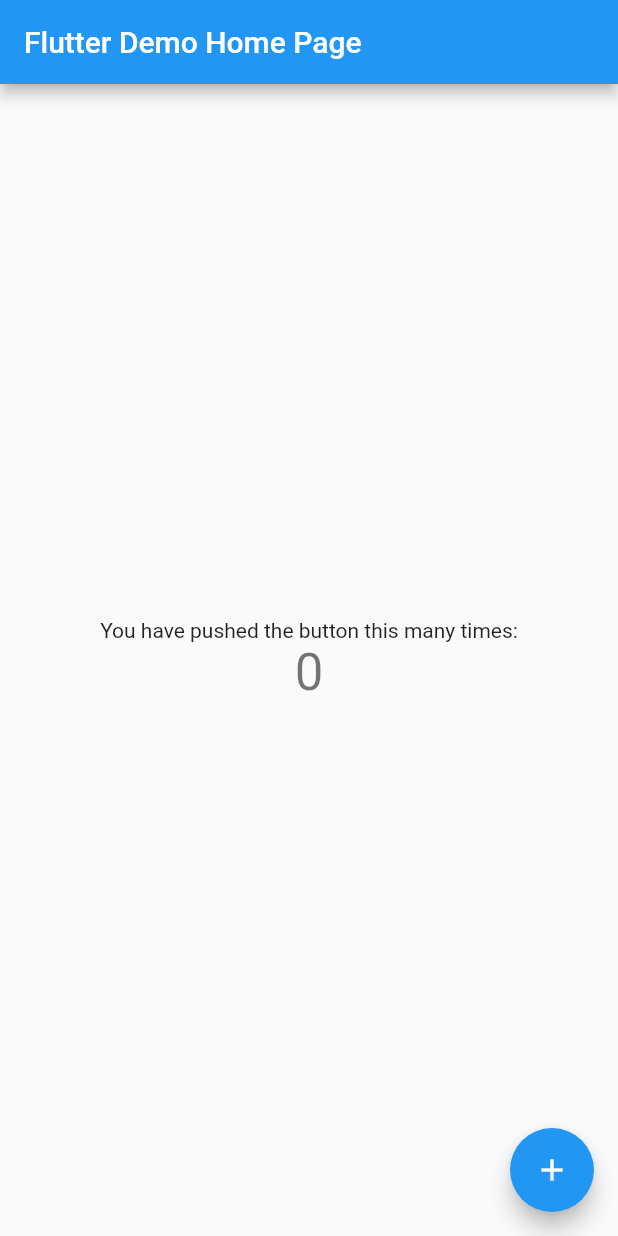
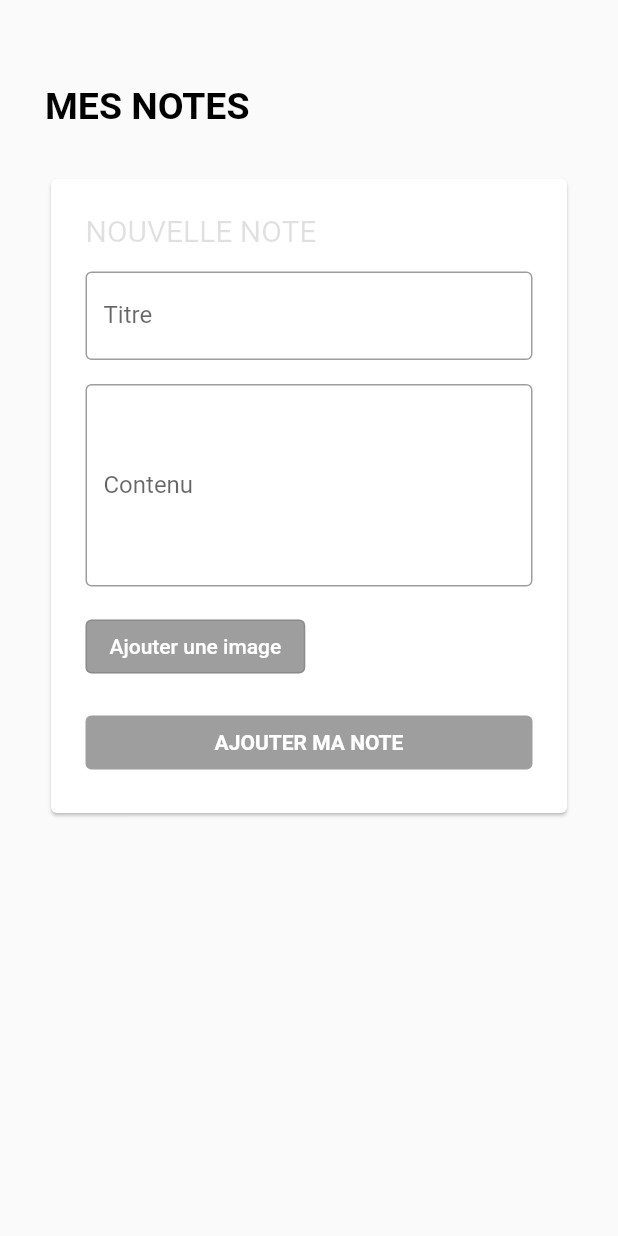
Before and after one commit to AlexisMrcx/tp_final, a Flutter app: the screen it shows after launch, on a phone screen of 412 x 824 dp. Run offline on Flutter 3.47's test engine with Material 2 defaults, Android fonts, the phone set to English and light mode, and no system bars.

Commit message:
Création formulaire nouvelle note sur la page Home

```diff
--- /dev/null
+++ b/lib/app/screens/home/home_screen.dart
@@ -0,0 +1,34 @@
+import 'package:flutter/material.dart';
+import 'package:tp_final/app/screens/home/widgets/home_form.dart';
+
+class HomeScreen extends StatefulWidget {
+ HomeScreen({Key? key}) : super(key: key);
+
+  @override
+   _HomeScreenState createState() =>  _HomeScreenState();
+}
+
+class _HomeScreenState extends State <HomeScreen> {
+  @override
+  Widget build(BuildContext context) {
+    return Scaffold(
+      appBar: AppBar(
+        elevation: 0,
+        backgroundColor: Colors.transparent,),
+      body: Column(
+        crossAxisAlignment: CrossAxisAlignment.start,
+        children: [
+          Padding(
+            padding: const EdgeInsets.only(left: 30),
+            child: Text(
+              "MES NOTES",
+              style: TextStyle(color: Colors.black, fontWeight: FontWeight.bold, fontSize: 25),
+              ),
+          ),
+          HomeForm(),
+        ]
+      )
+
+    );
+  }
+}
--- /dev/null
+++ b/lib/app/screens/home/widgets/home_form.dart
@@ -0,0 +1,94 @@
+import 'package:flutter/material.dart';
+
+class HomeForm extends StatefulWidget {
+  @override
+  _HomeFormState createState() => _HomeFormState();
+}
+
+class _HomeFormState extends State<HomeForm> {
+  @override
+  Widget build(BuildContext context) {
+    return Container(
+       child: Container(
+         child: Padding(
+           padding: const EdgeInsets.all(30),
+           child: Container(
+             child: SingleChildScrollView(
+               child: Card(
+                 child: Padding(
+                   padding: const EdgeInsets.all(15),
+                   child: Form(
+                     autovalidateMode: null,
+                     key: null,
+                     child: Column(
+                       crossAxisAlignment: CrossAxisAlignment.start,
+                       children: [
+                         Padding(
+                           padding: const EdgeInsets.all(8.0),
+                           child: Text(
+                             "NOUVELLE NOTE",
+                             style: TextStyle(fontSize:20, color: Colors.black12)
+                           ),
+                         ),
+                         Padding(
+                          padding: const EdgeInsets.all(8.0),
+                          child: TextFormField(
+                            decoration: InputDecoration(
+                              labelText: "Titre",
+                              border: OutlineInputBorder(
+                                gapPadding: 0.0,
+                              )
+                            ),
+                          ),
+                        ),
+                        Padding(
+                          padding: const EdgeInsets.all(8.0),
+                          child: TextFormField(
+                            keyboardType: TextInputType.multiline,
+                            minLines: 5,
+                            maxLines: null,
+                            decoration: InputDecoration(
+                              labelText: "Contenu",
+                              border: OutlineInputBorder(
+                                gapPadding: 0.0,
+                              )
+                            ),
+                          )
+                        ),
+                        Padding(
+                          padding: const EdgeInsets.all(8.0),
+                          child: OutlinedButton(
+                            onPressed: null,
+                            style: TextButton.styleFrom(backgroundColor: Colors.grey),
+                            child: Text(
+                              "Ajouter une image",
+                              style: TextStyle(color: Colors.white)
+                            ),
+                          ),
+                        ),
+                        Padding(
+                          padding: const EdgeInsets.all(8.0),
+                          child: SizedBox(
+                            width: double.infinity,
+                            child: TextButton(
+                              onPressed: null,
+                              style: TextButton.styleFrom(backgroundColor: Colors.grey),
+                              child: Text(
+                                "AJOUTER MA NOTE",
+                                style: TextStyle(fontWeight: FontWeight.bold, color: Colors.white)
+                                )
+                            ),
+                          )
+                        )
+                       ],
+                     ),
+                   )
+                 ),
+               ),
+             ),
+           ),
+         ),
+      ),
+    );
+  }
+}
--- a/lib/main.dart
+++ b/lib/main.dart
@@ -1,4 +1,5 @@
 import 'package:flutter/material.dart';
+import 'package:tp_final/app/screens/home/home_screen.dart';
 
 void main() {
   runApp(MyApp());
@@ -9,105 +10,8 @@ class MyApp extends StatelessWidget {
   @override
   Widget build(BuildContext context) {
     return MaterialApp(
-      title: 'Flutter Demo',
-      theme: ThemeData(
-        // This is the theme of your application.
-        //
-        // Try running your application with "flutter run". You'll see the
-        // application has a blue toolbar. Then, without quitting the app, try
-        // changing the primarySwatch below to Colors.green and then invoke
-        // "hot reload" (press "r" in the console where you ran "flutter run",
-        // or simply save your changes to "hot reload" in a Flutter IDE).
-        // Notice that the counter didn't reset back to zero; the application
-        // is not restarted.
-        primarySwatch: Colors.blue,
-      ),
-      home: MyHomePage(title: 'Flutter Demo Home Page'),
+      debugShowCheckedModeBanner: false,
+      home: HomeScreen(),
     );
   }
 }
-
-class MyHomePage extends StatefulWidget {
-  MyHomePage({Key? key, required this.title}) : super(key: key);
-
-  // This widget is the home page of your application. It is stateful, meaning
-  // that it has a State object (defined below) that contains fields that affect
-  // how it looks.
-
-  // This class is the configuration for the state. It holds the values (in this
-  // case the title) provided by the parent (in this case the App widget) and
-  // used by the build method of the State. Fields in a Widget subclass are
-  // always marked "final".
-
-  final String title;
-
-  @override
-  _MyHomePageState createState() => _MyHomePageState();
-}
-
-class _MyHomePageState extends State<MyHomePage> {
-  int _counter = 0;
-
-  void _incrementCounter() {
-    setState(() {
-      // This call to setState tells the Flutter framework that something has
-      // changed in this State, which causes it to rerun the build method below
-      // so that the display can reflect the updated values. If we changed
-      // _counter without calling setState(), then the build method would not be
-      // called again, and so nothing would appear to happen.
-      _counter++;
-    });
-  }
-
-  @override
-  Widget build(BuildContext context) {
-    // This method is rerun every time setState is called, for instance as done
-    // by the _incrementCounter method above.
-    //
-    // The Flutter framework has been optimized to make rerunning build methods
-    // fast, so that you can just rebuild anything that needs updating rather
-    // than having to individually change instances of widgets.
-    return Scaffold(
-      appBar: AppBar(
-        // Here we take the value from the MyHomePage object that was created by
-        // the App.build method, and use it to set our appbar title.
-        title: Text(widget.title),
-      ),
-      body: Center(
-        // Center is a layout widget. It takes a single child and positions it
-        // in the middle of the parent.
-        child: Column(
-          // Column is also a layout widget. It takes a list of children and
-          // arranges them vertically. By default, it sizes itself to fit its
-          // children horizontally, and tries to be as tall as its parent.
-          //
-          // Invoke "debug painting" (press "p" in the console, choose the
-          // "Toggle Debug Paint" action from the Flutter Inspector in Android
-          // Studio, or the "Toggle Debug Paint" command in Visual Studio Code)
-          // to see the wireframe for each widget.
-          //
-          // Column has various properties to control how it sizes itself and
-          // how it positions its children. Here we use mainAxisAlignment to
-          // center the children vertically; the main axis here is the vertical
-          // axis because Columns are vertical (the cross axis would be
-          // horizontal).
-          mainAxisAlignment: MainAxisAlignment.center,
-          children: <Widget>[
-            Text(
-              'You have pushed the button this many times:',
-            ),
-            Text(
-              '$_counter',
-              style: Theme.of(context).textTheme.headline4,
-            ),
-          ],
-        ),
-      ),
-      floatingActionButton: FloatingActionButton(
-        onPressed: _incrementCounter,
-        tooltip: 'Increment',
-        child: Icon(Icons.add),
-      ), // This trailing comma makes auto-formatting nicer for build methods.
-    );
-  }
-}
```
